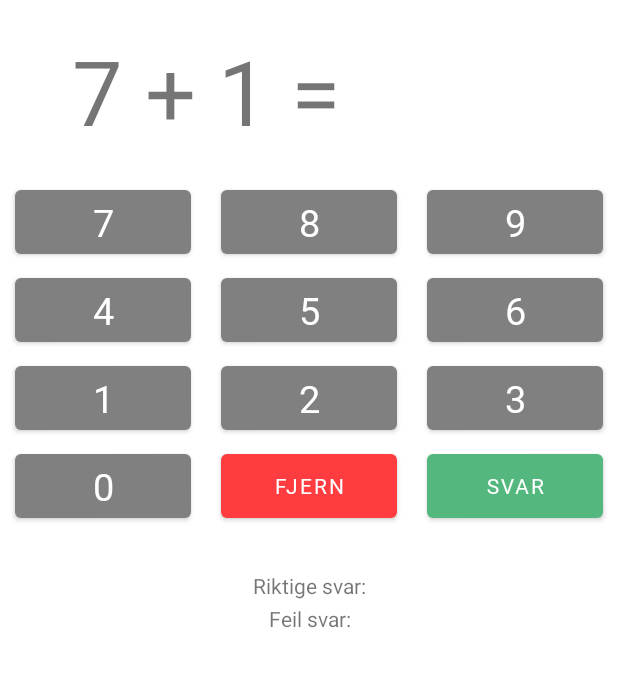
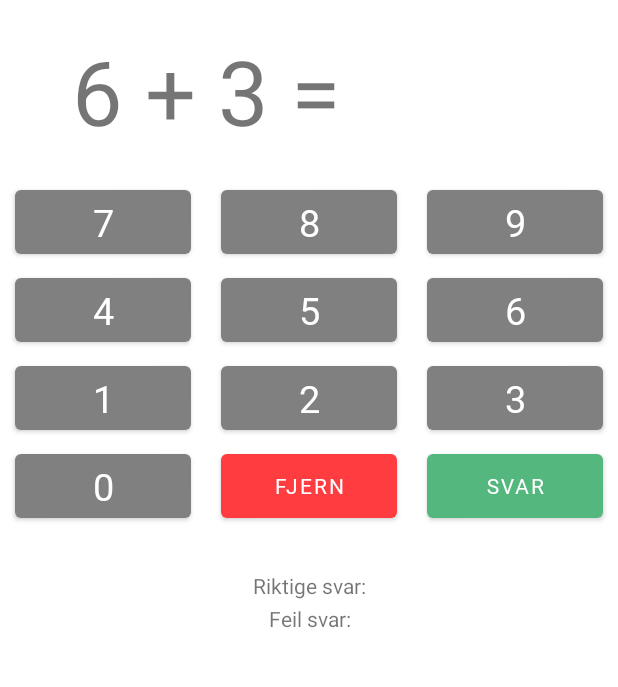
Before and after one commit to oyvind0402/Learning-Maths-App-Android, an Android app: the GameActivity screen opened directly, with no data from a screen before it, after a tap on "SVAR", on a phone screen of 412 x 824 dp, the part 101-788 px from its top. Run offline under Robolectric (Android 15) with nearby library versions, the light colour scheme and no system bars; 1 statement that could not run was skipped.

Commit message:
randomizing regnestykker

```diff
--- a/app/src/main/java/com/example/mappe1apputvikling_s188886_s344105/GameActivity.java
+++ b/app/src/main/java/com/example/mappe1apputvikling_s188886_s344105/GameActivity.java
@@ -10,22 +10,22 @@ import android.widget.TextView;
 import androidx.appcompat.app.AppCompatActivity;
 import androidx.preference.PreferenceManager;
 
+import java.util.ArrayList;
+import java.util.List;
 import java.util.Random;
 
 public class GameActivity extends AppCompatActivity implements View.OnClickListener{
-    String[] alleRegneStykker;
-    String[] alleRegneStykkerSvar;
+    ArrayList<String> alleRegneStykker = new ArrayList();
+    ArrayList<Integer> alleRegneStykkerSvar = new ArrayList();
     private int riktigeSvar = 0;
     private int feilSvar = 0;
-    private int startAntall = 0;
+    private int antallRegnestykker = 0;
     private boolean startetSpill = false;
 
     @SuppressLint("ResourceType")
     @Override
     protected void onCreate(Bundle savedInstanceState) {
         super.onCreate(savedInstanceState);
-        alleRegneStykker = getResources().getStringArray(R.array.regneStykker);
-        alleRegneStykkerSvar = getResources().getStringArray(R.array.regneStykkeSvar);
         setContentView(R.layout.spill);
         setButtons();
         startSpill(findViewById(R.layout.spill));
@@ -36,62 +36,65 @@ public class GameActivity extends AppCompatActivity implements View.OnClickListe
 
     // Mangler også å lagre alle verdier til SharedPreferences sånn at spillet henter verdier fra SharedPreferences i stedet for fra variabler her ettersom de blir reset når man bytter til landscape modus.
     public void startSpill(View v) {
-        startAntall = 0;
-        riktigeSvar = 0;
-        feilSvar = 0;
-        String forsteSpm = alleRegneStykker[startAntall];
-        TextView regneStykke = findViewById(R.id.regnestykke);
-        regneStykke.setText(forsteSpm);
-        TextView avsluttSpill = findViewById(R.id.riktigesvar);
+        startetSpill = true;
+
+        SharedPreferences prefs = PreferenceManager.getDefaultSharedPreferences(getBaseContext());
+        String antSpm = prefs.getString("velgAntSpm", "5");
+        antallRegnestykker = Integer.parseInt(antSpm);
+
+        nyRegneStykke();
+
+
+
+        /*TextView avsluttSpill = findViewById(R.id.riktigesvar);
         TextView avsluttSpill2 = findViewById(R.id.feilsvar);
         avsluttSpill.setText(getResources().getString(R.string.riktige_svar));
-        avsluttSpill2.setText(getResources().getString(R.string.feil_svar));
-        startetSpill = true;
+        avsluttSpill2.setText(getResources().getString(R.string.feil_svar));*/
+
+    }
+
+    public void nyRegneStykke(){
+        int tall1 = (int)(Math.random() * 9);
+        int tall2 = (int)(Math.random() * 9);
+
+        String regneStykkeSpm = tall1 + " + " + tall2 + " =";
+        alleRegneStykker.add(regneStykkeSpm);
+        TextView regneStykke = findViewById(R.id.regnestykke);
+        regneStykke.setText(regneStykkeSpm);
+
+        int svar = tall1 + tall2;
+        alleRegneStykkerSvar.add(svar);
     }
 
     public void svar(View v) {
-        SharedPreferences prefs = PreferenceManager.getDefaultSharedPreferences(getBaseContext());
-        String antSpm = prefs.getString("velgAntSpm", "5");
-        int maxAntall = Integer.parseInt(antSpm);
+        if(alleRegneStykker.size() == antallRegnestykker) {
+            startetSpill = false;
+        }
 
         TextView svar = findViewById(R.id.svar);
-        TextView regneStykke = findViewById(R.id.regnestykke);
-        if(startetSpill) {
-            if(startAntall < maxAntall - 1) {
-                for (int i = 0; i < maxAntall - 1; i++) {
-                    if(regneStykke.getText().equals(alleRegneStykker[i])) {
-                        if (svar.getText().equals(alleRegneStykkerSvar[i])) {
-                            riktigeSvar += 1;
-                        } else {
-                            feilSvar += 1;
-                        }
-                    }
-                }
-                startAntall += 1;
-                regneStykke.setText(alleRegneStykker[startAntall]);
-            } else {
-                if(regneStykke.getText().equals(alleRegneStykker[maxAntall - 1])) {
-                    if(svar.getText().equals(alleRegneStykkerSvar[maxAntall - 1])) {
-                        riktigeSvar += 1;
-                    } else {
-                        feilSvar += 1;
-                    }
-                }
-                TextView avsluttSpill = findViewById(R.id.riktigesvar);
-                String text = avsluttSpill.getText().toString();
-                avsluttSpill.setText(text + " " + String.valueOf(riktigeSvar));
-                TextView avsluttSpill2 = findViewById(R.id.feilsvar);
-                String text2 = avsluttSpill2.getText().toString();
-                avsluttSpill2.setText(text2 + " " + String.valueOf(feilSvar));
-                regneStykke.setText("");
-                startetSpill = false;
+        String gitSvar = (String) svar.getText();
+        int gitSvarInt = Integer.parseInt(gitSvar);
+        int korrektSvar = alleRegneStykkerSvar.get(alleRegneStykkerSvar.size() - 1);
+        svar.setText("");
+
+        if(gitSvarInt == korrektSvar){
+            riktigeSvar += 1;
+        } else {
+            feilSvar += 1;
+        }
+
+
+        if(startetSpill){
+            nyRegneStykke();
+        } else {
+            // Spillet er ferdig opp med pop upen
+        }
+        /*
                 SharedPreferences setPrefs = getApplicationContext().getSharedPreferences("com.example.mappe1apputvikling_s188886_s344105", MODE_PRIVATE);
                 SharedPreferences.Editor editor = setPrefs.edit();
                 editor.putString("riktigeSvar", String.valueOf(riktigeSvar));
-                editor.putString("feilSvar", String.valueOf(feilSvar));
-            }
-            svar.setText("");
-        }
+                editor.putString("feilSvar", String.valueOf(feilSvar));*/
+
     }
 
     @SuppressLint({"NonConstantResourceId", "SetTextI18n", "ResourceType"})
@@ -100,7 +103,7 @@ public class GameActivity extends AppCompatActivity implements View.OnClickListe
         TextView svar = findViewById(R.id.svar);
         String text = svar.getText().toString();
 
-        if(startetSpill && svar.getText().toString().length() < 3) { // Det skal ikke være mulig å skrive mer enn 3 tall
+        if(svar.getText().toString().length() < 3) { // Det skal ikke være mulig å skrive mer enn 3 tall
             switch (v.getId()) {
                 case R.id.button0:
                     svar.setText(text + "0");
@@ -137,6 +140,11 @@ public class GameActivity extends AppCompatActivity implements View.OnClickListe
                     break;
             }
         } else {
+            switch (v.getId()) {
+                case R.id.buttonNullstille:
+                    svar.setText("");
+                    break;
+            }
 
             //feedback i tillfelle det er allerede 3 sifre
 
```
